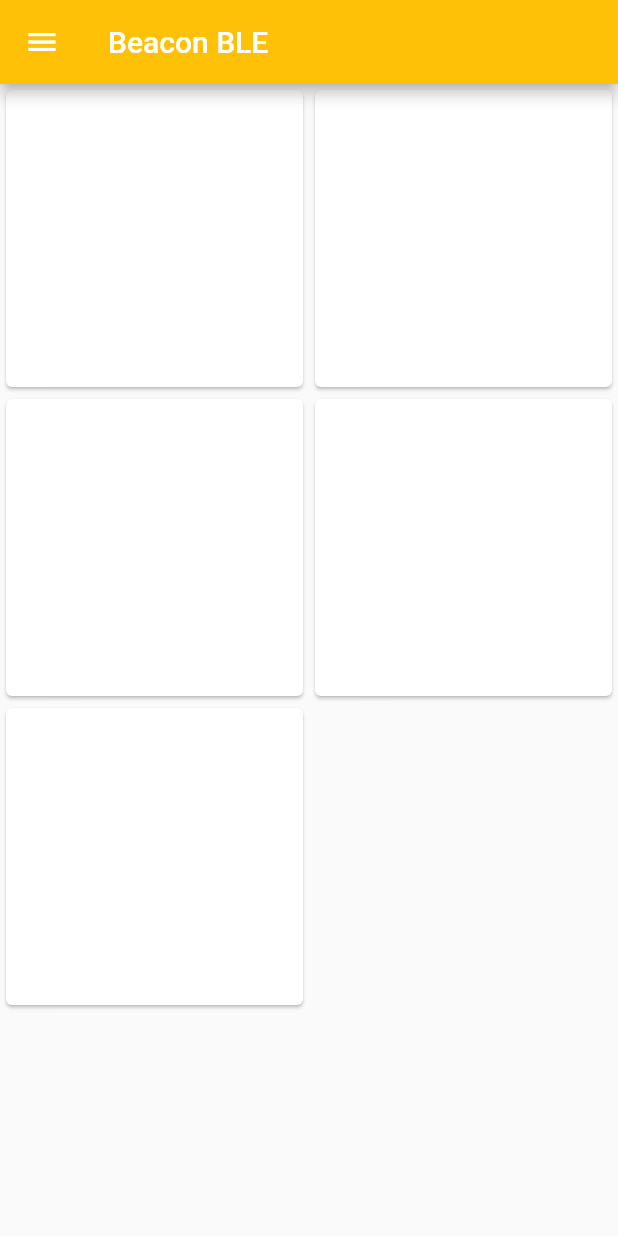
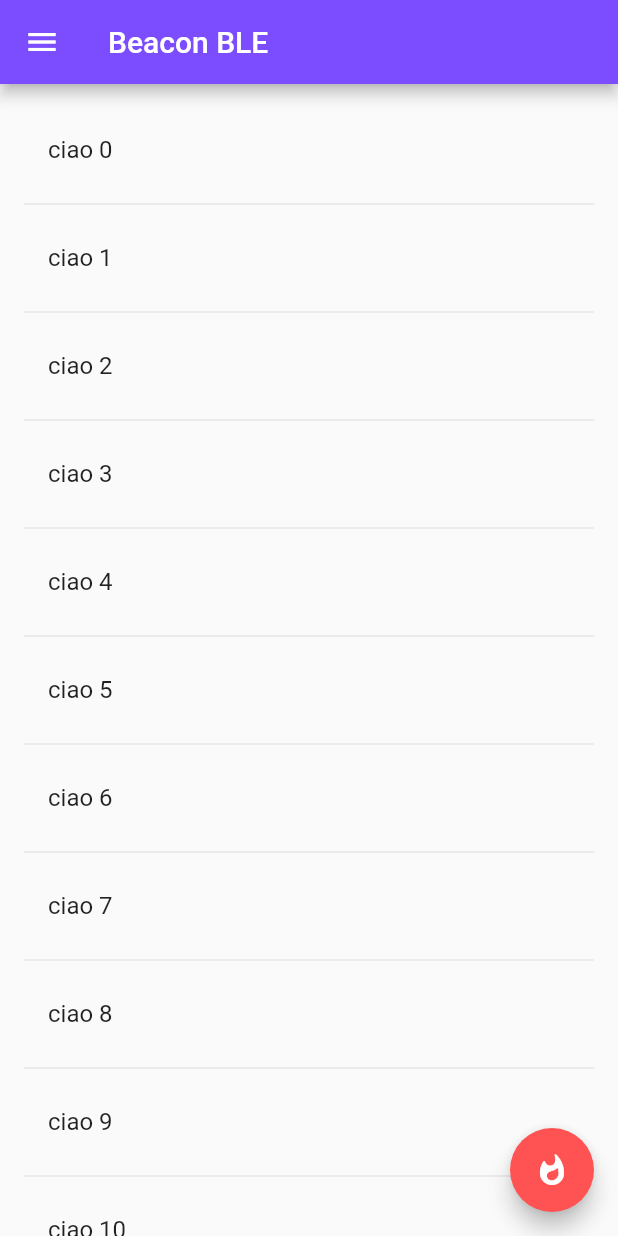
Before and after one commit to STB1019/Flutter-Beacon, a Flutter app: the screen it shows after launch, on a phone screen of 412 x 824 dp. Run offline on Flutter 3.47's test engine with Material 2 defaults, Android fonts, the phone set to English and light mode, and no system bars.

Commit message:
switched to beta channel, first implementation of an infinite scroll

```diff
--- a/lib/main.dart
+++ b/lib/main.dart
@@ -1,11 +1,13 @@
+import 'package:flutter/cupertino.dart';
 import 'package:flutter/material.dart';
 
-void main() => runApp(MyApp());
+void main() => runApp(BeaconApp());
 
-class MyApp extends StatelessWidget {
+class BeaconApp extends StatelessWidget {
   @override
   Widget build(BuildContext context) {
     return MaterialApp(
+      color: Colors.amber,
       title: 'Beacon BLE',
       debugShowCheckedModeBanner: false,
       home: HomePage(),
@@ -13,13 +15,15 @@ class MyApp extends StatelessWidget {
   }
 }
 
-//I need a stateful widget beacuse screen is going to change if we find a new Beacon
+//I need a stateful widget because screen is going to change if we find a new Beacon
 class HomePage extends StatefulWidget {
   @override
   _HomePageState createState() => _HomePageState();
 }
 
 class _HomePageState extends State<HomePage> {
+
+  final _beaconCards = <Text>[];
 
   //This method is executed first
   @override
@@ -29,18 +33,52 @@ class _HomePageState extends State<HomePage> {
     print("This message is printed in initState() method");
   }
 
+
+  Widget _buildRow(Text text) {
+    return ListTile(
+      title: Text(
+        text.data,
+      ),
+    );
+  }
+
+
+  Widget _buildBeaconFound(){
+    return ListView.builder(
+        padding: EdgeInsets.all(16.0),
+        itemBuilder: (context, i) {
+          if (i.isOdd) return Divider();
+          final index = i ~/ 2;
+          if (index >= _beaconCards.length) {
+            for(int j = 0; j < 1; j++){
+              _beaconCards.add(Text("ciao " + index.toString()));
+            }
+          }
+          return _buildRow(_beaconCards[index]);
+        });
+  }
+
+
   @override
   Widget build(BuildContext context){
     return Scaffold(
       appBar: AppBar(
         title: Text("Beacon BLE"),
-        backgroundColor: Colors.amber,
+        backgroundColor: Colors.deepPurpleAccent,
       ),
-      body: GridView.count(
+      body: _buildBeaconFound(),
+        /*GridView.count(
         crossAxisCount: 2,
         children: <Widget>[Card(), Card(), Card(), Card(), Card()],
-      ), //shows a grid viex with 2 columns of the widgets I will pass
+        //shows a grid viex with 2 columns of the widgets I will pass
+      ),*/
       drawer: Drawer(),
+      floatingActionButton: FloatingActionButton(
+        onPressed: () {},
+        backgroundColor: Colors.redAccent,
+        child: Icon(Icons.whatshot_rounded),
+
+      ),
     );
   }
 }
```
Also changed, not shown: pubspec.lock, 1 other file.
